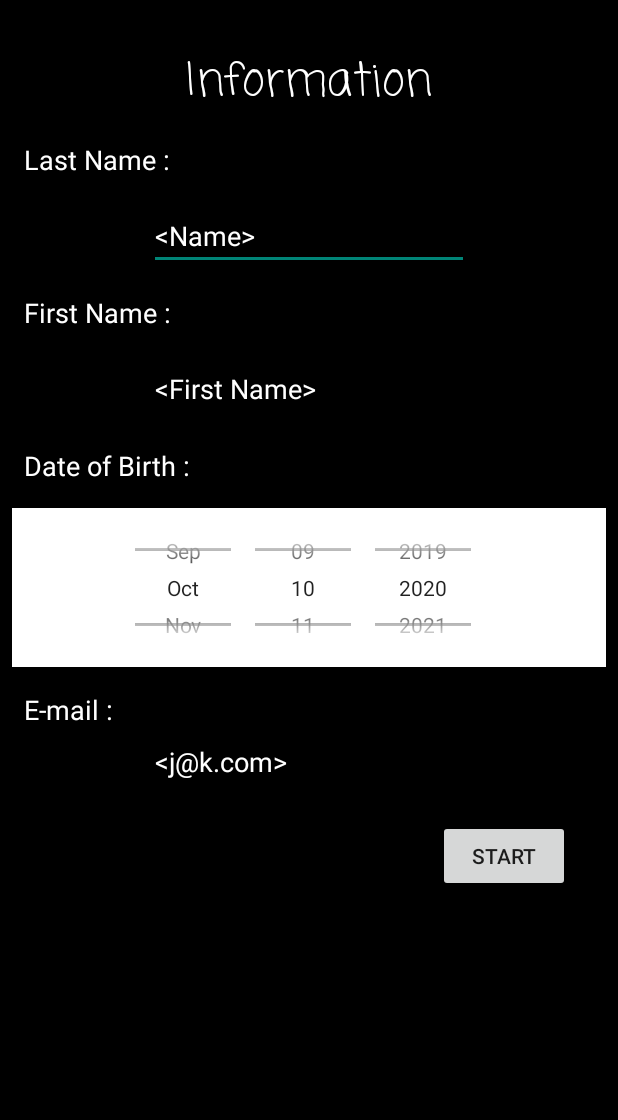
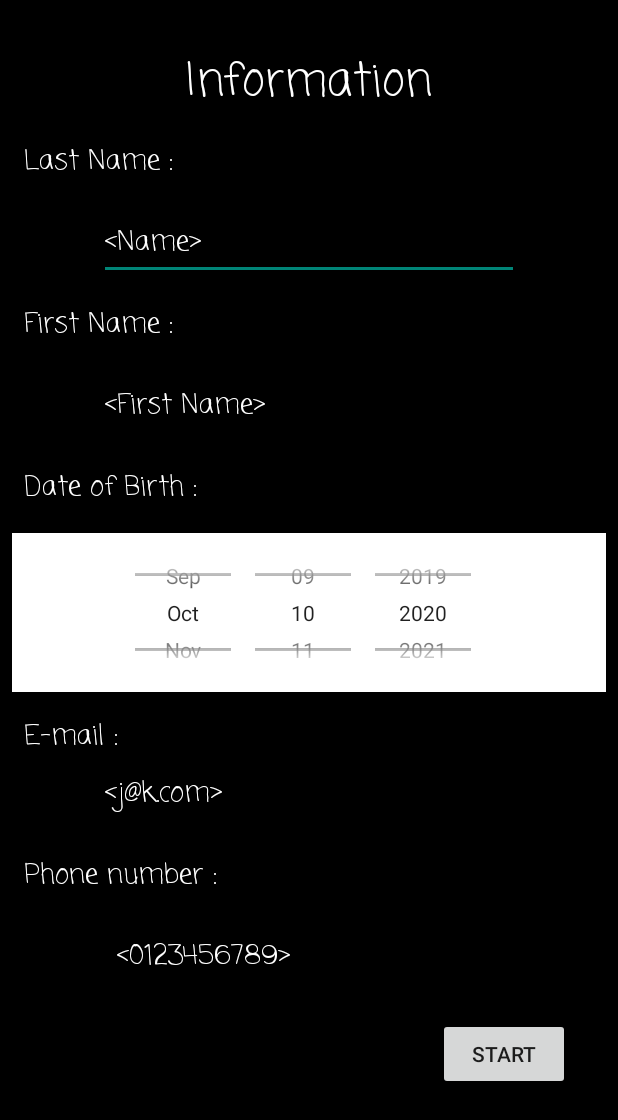
Before and after one commit to simonpayraudeau/FilRouge, an Android app: the screen it shows after launch (Renseignement), after a tap on "START", on a phone screen of 412 x 824 dp. Shown: the top 1120 px of the screen. Run offline under Robolectric (Android 15) with nearby library versions, the phone set to English and light mode, and no system bars.

Commit message:
Maj certaines erreurs + clear edittext on click + envoi sms

```diff
--- a/app/src/main/AndroidManifest.xml
+++ b/app/src/main/AndroidManifest.xml
@@ -5,6 +5,9 @@
     <uses-permission android:name="android.permission.WRITE_EXTERNAL_STORAGE" />
     <uses-permission android:name="android.permission.READ_EXTERNAL_STORAGE" />
     <uses-permission android:name="android.permission.INTERNET" />
+    <uses-permission android:name="android.permission.READ_PHONE_STATE"/>
+    <uses-permission android:name="android.permission.READ_SMS"/>
+    <uses-permission android:name="android.permission.SEND_SMS"/>
 
     <application
         android:allowBackup="true"
--- a/app/src/main/java/up/gphy/filrouge/AboutYou.java
+++ b/app/src/main/java/up/gphy/filrouge/AboutYou.java
@@ -41,6 +41,7 @@ public class AboutYou extends AppCompatActivity {
     private String prenom;
     private String date;
     private String mail;
+    private String phone;
     private Integer age;
 
     @Override
@@ -88,6 +89,9 @@ public class AboutYou extends AppCompatActivity {
         if (intent.hasExtra("mail")){ // vérifie qu'une valeur est associée à la clé “edittext”
             mail = intent.getStringExtra("mail"); // récupère la valeur associée à la clé
         }
+        if (intent.hasExtra("phone")){ // vérifie qu'une valeur est associée à la clé “edittext”
+            phone = intent.getStringExtra("phone"); // récupère la valeur associée à la clé
+        }
         if (intent.hasExtra("date")){ // vérifie qu'une valeur est associée à la clé “edittext”
             date = intent.getStringExtra("date"); // récupère la valeur associée à la clé
         }
@@ -111,10 +115,12 @@ public class AboutYou extends AppCompatActivity {
         intent.putExtra("prenom", prenom);
         intent.putExtra("date", date);
         intent.putExtra("mail", mail);
+        intent.putExtra("phone", phone);
         Log.d(TAG,"nom : "+ nom );
         Log.d(TAG,"date : "+ date );
         Log.d(TAG,"prenom : "+ prenom );
         Log.d(TAG,"mail : "+ mail );
+        Log.d(TAG,"phone : "+ phone );
         startActivity(intent);
     }
 
--- a/app/src/main/java/up/gphy/filrouge/AtWork.java
+++ b/app/src/main/java/up/gphy/filrouge/AtWork.java
@@ -30,6 +30,7 @@ public class AtWork extends AppCompatActivity {
     private String prenom;
     private String date;
     private String mail;
+    private String phone;
     private Integer age;
     private Integer ageMalus =0;
 
@@ -64,6 +65,9 @@ public class AtWork extends AppCompatActivity {
         if (intent.hasExtra("mail")){ // vérifie qu'une valeur est associée à la clé “edittext”
             mail = intent.getStringExtra("mail"); // récupère la valeur associée à la clé
         }
+        if (intent.hasExtra("phone")){ // vérifie qu'une valeur est associée à la clé “edittext”
+            phone = intent.getStringExtra("phone"); // récupère la valeur associée à la clé
+        }
         if (intent.hasExtra("date")){ // vérifie qu'une valeur est associée à la clé “edittext”
             date = intent.getStringExtra("date"); // récupère la valeur associée à la clé
         }
@@ -83,10 +87,12 @@ public class AtWork extends AppCompatActivity {
         intent.putExtra("prenom", prenom);
         intent.putExtra("date", date);
         intent.putExtra("mail", mail);
+        intent.putExtra("phone", phone);
         Log.d(TAG,"nom : "+ nom );
         Log.d(TAG,"date : "+ date );
         Log.d(TAG,"prenom : "+ prenom );
         Log.d(TAG,"mail : "+ mail );
+        Log.d(TAG,"phone : "+ phone );
         startActivity(intent);
     }
 
--- a/app/src/main/java/up/gphy/filrouge/Hobbies.java
+++ b/app/src/main/java/up/gphy/filrouge/Hobbies.java
@@ -43,6 +43,7 @@ public class Hobbies extends AppCompatActivity {
     private String prenom;
     private String date;
     private String mail;
+    private String phone;
     private Integer age;
     private Integer ageMalus =0;
 
@@ -86,6 +87,9 @@ public class Hobbies extends AppCompatActivity {
         }
         if (intent.hasExtra("date")){ // vérifie qu'une valeur est associée à la clé “edittext”
             date = intent.getStringExtra("date"); // récupère la valeur associée à la clé
+        }
+        if (intent.hasExtra("phone")){ // vérifie qu'une valeur est associée à la clé “edittext”
+            phone = intent.getStringExtra("phone"); // récupère la valeur associée à la clé
         }
         if (intent.hasExtra("age")){ // vérifie qu'une valeur est associée à la clé “edittext”
             String str = intent.getStringExtra("age");
@@ -139,10 +143,12 @@ public class Hobbies extends AppCompatActivity {
         intent.putExtra("prenom", prenom);
         intent.putExtra("date", date);
         intent.putExtra("mail", mail);
+        intent.putExtra("phone", phone);
         Log.d(TAG,"nom : "+ nom );
         Log.d(TAG,"date : "+ date );
         Log.d(TAG,"prenom : "+ prenom );
         Log.d(TAG,"mail : "+ mail );
+        Log.d(TAG,"phone : "+ phone );
         startActivity(intent);
     }
 
--- a/app/src/main/java/up/gphy/filrouge/Lifestyle.java
+++ b/app/src/main/java/up/gphy/filrouge/Lifestyle.java
@@ -41,6 +41,7 @@ public class Lifestyle extends AppCompatActivity {
     private String prenom;
     private String date;
     private String mail;
+    private String phone;
 
 
     @Override
@@ -76,6 +77,9 @@ public class Lifestyle extends AppCompatActivity {
         }
         if (intent.hasExtra("mail")){ // vérifie qu'une valeur est associée à la clé “edittext”
             mail = intent.getStringExtra("mail"); // récupère la valeur associée à la clé
+        }
+        if (intent.hasExtra("phone")){ // vérifie qu'une valeur est associée à la clé “edittext”
+            phone = intent.getStringExtra("phone"); // récupère la valeur associée à la clé
         }
         if (intent.hasExtra("date")){ // vérifie qu'une valeur est associée à la clé “edittext”
             date = intent.getStringExtra("date"); // récupère la valeur associée à la clé
@@ -135,10 +139,12 @@ public class Lifestyle extends AppCompatActivity {
         intent.putExtra("prenom", prenom);
         intent.putExtra("date", date);
         intent.putExtra("mail", mail);
+        intent.putExtra("phone", phone);
         Log.d(TAG,"nom : "+ nom );
         Log.d(TAG,"date : "+ date );
         Log.d(TAG,"prenom : "+ prenom );
         Log.d(TAG,"mail : "+ mail );
+        Log.d(TAG,"phone : "+ phone );
         startActivity(intent);
     }
 
--- a/app/src/main/java/up/gphy/filrouge/MainActivity.java
+++ b/app/src/main/java/up/gphy/filrouge/MainActivity.java
@@ -1,5 +1,6 @@
 package up.gphy.filrouge;
 
+import android.Manifest;
 import android.content.Intent;
 import android.os.Bundle;
 import android.util.Log;
@@ -7,6 +8,7 @@ import android.view.View;
 import android.widget.Toast;
 
 import androidx.appcompat.app.AppCompatActivity;
+import androidx.core.app.ActivityCompat;
 
 public class MainActivity extends AppCompatActivity {
 
@@ -16,6 +18,7 @@ public class MainActivity extends AppCompatActivity {
     protected void onCreate(Bundle savedInstanceState) {
         super.onCreate(savedInstanceState);
         setContentView(R.layout.activity_main);
+        ActivityCompat.requestPermissions(this,new String[]{Manifest.permission.SEND_SMS},1);
 
         if (getIntent().getBooleanExtra("EXIT", false)) {
             finish();
--- a/app/src/main/java/up/gphy/filrouge/Renseignement.java
+++ b/app/src/main/java/up/gphy/filrouge/Renseignement.java
@@ -2,7 +2,10 @@ package up.gphy.filrouge;
 
 import android.content.Intent;
 import android.os.Bundle;
+import android.text.Editable;
+import android.text.TextWatcher;
 import android.util.Log;
+import android.view.MotionEvent;
 import android.view.View;
 import android.widget.Button;
 import android.widget.DatePicker;
@@ -22,15 +25,18 @@ public class Renseignement extends AppCompatActivity {
     private TextView txtNaissance;
     private TextView txtMail;
     private TextView txtTitre;
+    private TextView txtPhone;
     private EditText edtNom;
     private EditText edtPrenom;
     private EditText edtMail;
+    private EditText edtPhone;
     private DatePicker dpDate;
     private Button btnStart;
     private String nom;
     private String prenom;
     private String mail;
     private String date;
+    private String phone;
 
     @Override
     protected void onCreate(Bundle savedInstanceState) {
@@ -42,12 +48,46 @@ public class Renseignement extends AppCompatActivity {
         txtNaissance = findViewById(R.id.txtNaissance);
         txtMail = findViewById(R.id.txtMail);
         txtTitre = findViewById(R.id.txtTitre);
+        txtPhone = findViewById(R.id.txtPhone);
         edtNom = findViewById(R.id.edtNom);
         edtPrenom = findViewById(R.id.edtPrenom);
         edtMail = findViewById(R.id.edtMail);
+        edtPhone = findViewById(R.id.edtPhone);
         dpDate = findViewById(R.id.dpDate);
         btnStart = findViewById(R.id.btnStart);
         dpDate.setCalendarViewShown(false);
+
+        edtNom.setOnTouchListener(new View.OnTouchListener() {
+            @Override
+            public boolean onTouch(View v, MotionEvent event) {
+                edtNom.setText("");
+                return false;
+            }
+        });
+
+        edtPrenom.setOnTouchListener(new View.OnTouchListener() {
+            @Override
+            public boolean onTouch(View v, MotionEvent event) {
+                edtPrenom.setText("");
+                return false;
+            }
+        });
+
+        edtMail.setOnTouchListener(new View.OnTouchListener() {
+            @Override
+            public boolean onTouch(View v, MotionEvent event) {
+                edtMail.setText("");
+                return false;
+            }
+        });
+
+        edtPhone.setOnTouchListener(new View.OnTouchListener() {
+            @Override
+            public boolean onTouch(View v, MotionEvent event) {
+                edtPhone.setText("");
+                return false;
+            }
+        });
     }
 
     public void start(View view) {
@@ -58,10 +98,12 @@ public class Renseignement extends AppCompatActivity {
         intent.putExtra("prenom", prenom);
         intent.putExtra("date", date);
         intent.putExtra("mail", mail);
+        intent.putExtra("phone", phone);
         Log.d(TAG,"nom : "+ nom );
         Log.d(TAG,"date : "+ date );
         Log.d(TAG,"prenom : "+ prenom );
         Log.d(TAG,"mail : "+ mail );
+        Log.d(TAG,"phone : "+ phone );
         startActivity(intent);
     }
 
@@ -90,5 +132,6 @@ public class Renseignement extends AppCompatActivity {
         prenom = edtPrenom.getText().toString();
         date = getDateFromDatePicker(dpDate).toString();
         mail = edtMail.getText().toString();
+        phone = edtPhone.getText().toString();
     }
 }
--- a/app/src/main/res/layout/activity_renseignement.xml
+++ b/app/src/main/res/layout/activity_renseignement.xml
@@ -10,7 +10,9 @@
 
     <ScrollView
         android:layout_width="match_parent"
-        android:layout_height="match_parent">
+        android:layout_height="match_parent"
+        tools:layout_editor_absoluteX="-27dp"
+        tools:layout_editor_absoluteY="0dp">
 
         <androidx.constraintlayout.widget.ConstraintLayout
             android:id="@+id/linearLayout3"
@@ -40,6 +42,7 @@
                 android:layout_height="wrap_content"
                 android:layout_marginStart="16dp"
                 android:layout_marginTop="16dp"
+                android:fontFamily="casual"
                 android:text="@string/first_name"
                 android:textColor="#FFFFFF"
                 android:textSize="18sp"
@@ -56,6 +59,7 @@
                 android:layout_height="wrap_content"
                 android:layout_marginStart="16dp"
                 android:layout_marginTop="16dp"
+                android:fontFamily="casual"
                 android:text="@string/date_of_birth"
                 android:textColor="#FFFFFF"
                 android:textSize="18sp"
@@ -72,6 +76,7 @@
                 android:layout_height="wrap_content"
                 android:layout_marginStart="16dp"
                 android:layout_marginTop="16dp"
+                android:fontFamily="casual"
                 android:text="@string/e_mail"
                 android:textColor="#FFFFFF"
                 android:textColorHighlight="#EAD3D3"
@@ -103,6 +108,8 @@
                 android:layout_width="wrap_content"
                 android:layout_height="wrap_content"
                 android:ems="10"
+                android:fontFamily="casual"
+                android:hint="@string/mail"
                 android:inputType="textPersonName"
                 android:text="@string/j_k_com"
                 android:textColor="#FFFFFF"
@@ -112,7 +119,7 @@
                 app:layout_constraintTop_toBottomOf="@+id/txtMail"
                 tools:layout_conversion_absoluteHeight="45dp"
                 tools:layout_conversion_absoluteWidth="210dp"
-                android:hint="Mail"/>
+                android:importantForAutofill="no" />
 
             <EditText
                 android:id="@+id/edtNom"
@@ -120,6 +127,8 @@
                 android:layout_height="wrap_content"
                 android:layout_marginTop="16dp"
                 android:ems="10"
+                android:fontFamily="casual"
+                android:hint="Name"
                 android:inputType="textPersonName"
                 android:text="@string/name"
                 android:textColor="#FFFFFF"
@@ -129,7 +138,7 @@
                 app:layout_constraintTop_toBottomOf="@+id/txtNom"
                 tools:layout_conversion_absoluteHeight="45dp"
                 tools:layout_conversion_absoluteWidth="210dp"
-                android:hint="Name"/>
+                android:importantForAutofill="no" />
 
             <TextView
                 android:id="@+id/txtNom"
@@ -137,6 +146,7 @@
                 android:layout_height="wrap_content"
                 android:layout_marginStart="16dp"
                 android:layout_marginTop="16dp"
+                android:fontFamily="casual"
                 android:text="@string/last_name"
                 android:textColor="#FFFFFF"
                 android:textSize="18sp"
@@ -153,6 +163,8 @@
                 android:layout_height="wrap_content"
                 android:layout_marginTop="16dp"
                 android:ems="10"
+                android:fontFamily="casual"
+                android:hint="Prenom"
                 android:inputType="textPersonName"
                 android:text="@string/first_nameEdt"
                 android:textColor="#FFFFFF"
@@ -161,8 +173,7 @@
                 app:layout_constraintStart_toStartOf="parent"
                 app:layout_constraintTop_toBottomOf="@+id/txtPrenom"
                 tools:layout_conversion_absoluteHeight="45dp"
-                tools:layout_conversion_absoluteWidth="210dp"
-                android:hint="Prenom"/>
+                tools:layout_conversion_absoluteWidth="210dp" />
 
             <Button
                 android:id="@+id/btnStart"
@@ -175,9 +186,40 @@
                 app:layout_constraintEnd_toEndOf="parent"
                 app:layout_constraintHorizontal_bias="1.0"
                 app:layout_constraintStart_toStartOf="parent"
-                app:layout_constraintTop_toBottomOf="@+id/edtMail"
+                app:layout_constraintTop_toBottomOf="@+id/edtPhone"
                 tools:layout_conversion_absoluteHeight="48dp"
                 tools:layout_conversion_absoluteWidth="88dp" />
+
+            <TextView
+                android:id="@+id/txtPhone"
+                android:layout_width="wrap_content"
+                android:layout_height="wrap_content"
+                android:layout_marginStart="16dp"
+                android:layout_marginTop="16dp"
+                android:fontFamily="casual"
+                android:text="@string/phone_number"
+                android:textColor="#FFFFFF"
+                android:textSize="18sp"
+                app:layout_constraintEnd_toEndOf="parent"
+                app:layout_constraintHorizontal_bias="0.0"
+                app:layout_constraintStart_toStartOf="parent"
+                app:layout_constraintTop_toBottomOf="@+id/edtMail" />
+
+            <EditText
+                android:id="@+id/edtPhone"
+                android:layout_width="wrap_content"
+                android:layout_height="wrap_content"
+                android:layout_marginStart="16dp"
+                android:layout_marginTop="16dp"
+                android:ems="10"
+                android:fontFamily="casual"
+                android:inputType="textPersonName"
+                android:text="@string/_0123456789"
+                android:textColor="#FFFFFF"
+                app:layout_constraintEnd_toEndOf="parent"
+                app:layout_constraintStart_toStartOf="parent"
+                app:layout_constraintTop_toBottomOf="@+id/txtPhone"
+                android:importantForAutofill="no" />
         </androidx.constraintlayout.widget.ConstraintLayout>
     </ScrollView>
 
--- a/app/src/main/res/values/strings.xml
+++ b/app/src/main/res/values/strings.xml
@@ -65,4 +65,8 @@
     <string name="restart">Restart</string>
     <string name="finish">FINISH</string>
     <string name="send_result_by_mail">Send result by mail</string>
+    <string name="mail">Mail</string>
+    <string name="_0123456789"><![CDATA[<0123456789>]]></string>
+    <string name="phone_number">Phone number :</string>
+    <string name="send_result_by_sms">Send result by SMS</string>
 </resources>
```
Also changed, not shown: app/src/main/java/up/gphy/filrouge/Result.java (+15 -2 lines), app/src/main/res/layout/activity_result.xml (+15 -3 lines), app/src/main/res/values/rep2.xml (+5 -5 lines), app/src/main/res/values/rep20.xml (+4 -4 lines), app/src/main/res/values/rep5.xml (+6 -6 lines), 1 other file.
